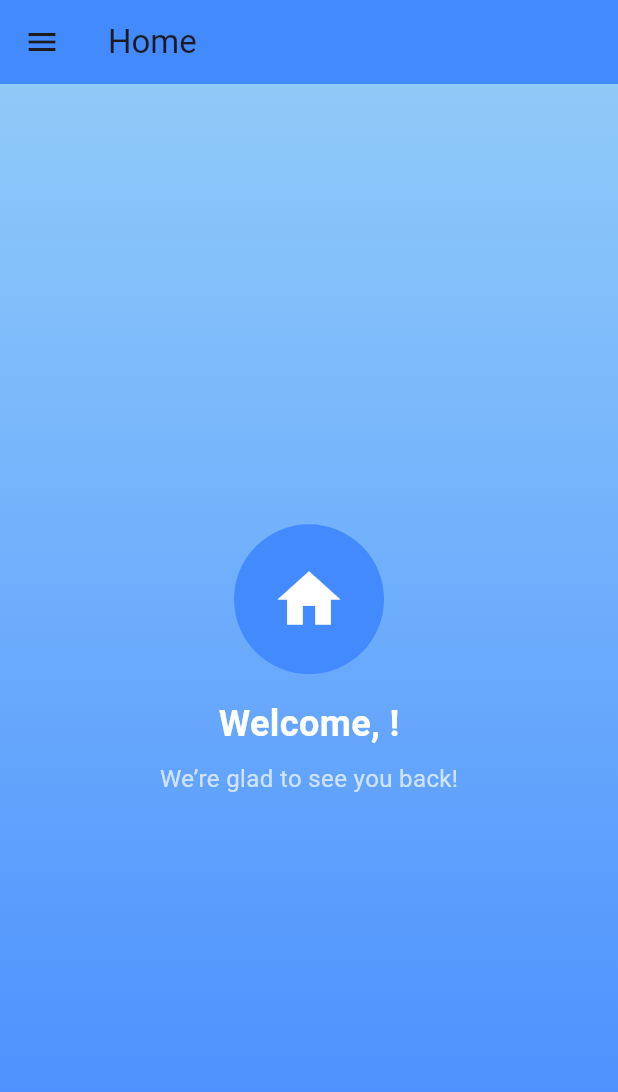
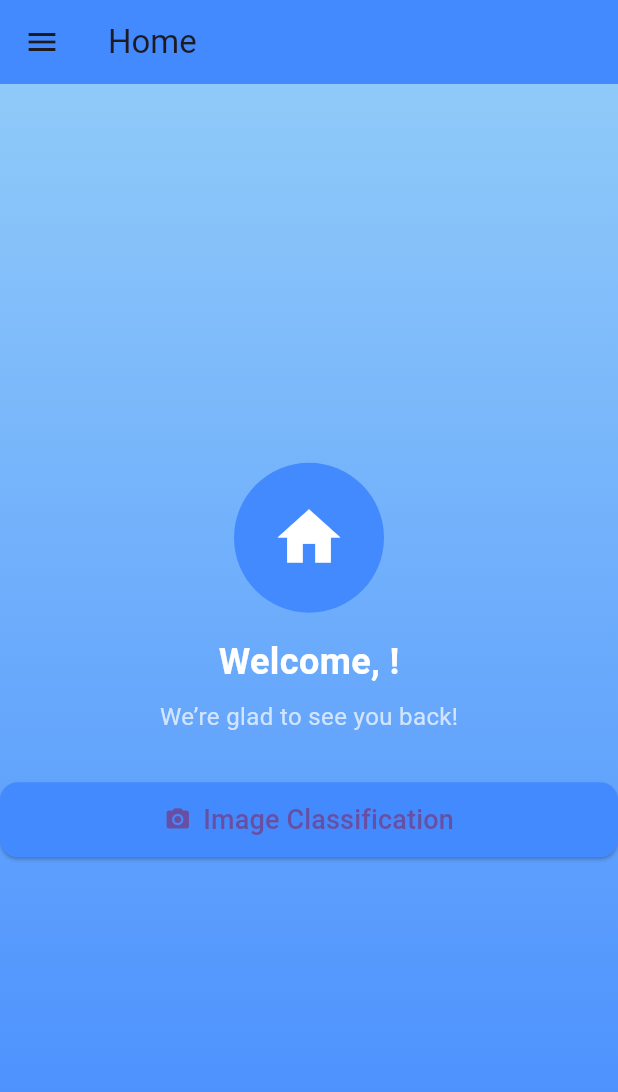
Before and after one commit to waddadelmehdi/application-flutter-ai, a Flutter app: the screen it shows once a user with an empty profile is signed in, on a phone screen of 412 x 824 dp. Shown: the top 1092 px of the screen. Run offline on Flutter 3.47's test engine with Material 3 defaults, Android fonts, the phone set to English and light mode, and no system bars; our stand-ins replace cloud_firestore, firebase_auth, firebase_core, firebase_storage, google_generative_ai, image_picker and 1 more; missing offline and left inert: tflite_flutter; accounts and stored records are empty.

Commit message:
commit img cls

```diff
--- a/lib/assistenvocal.dart
+++ b/lib/assistenvocal.dart
@@ -98,7 +98,7 @@ class _AssistenvocalState extends State<Assistenvocal> {
             children: <Widget>[
               // Logo above the "Tap to Talk" text
               Image.asset(
-                'assets/pngegg.png', // Path to your logo
+                'assets/images/pngegg.png', // Path to your logo
                 height: 140, // Adjust size as needed
               ),
               const SizedBox(height: 20),
--- a/lib/main.dart
+++ b/lib/main.dart
@@ -1,3 +1,4 @@
+import 'package:application/screens/image-classification.dart';
 import 'package:flutter/material.dart';
 import 'package:firebase_core/firebase_core.dart';
 import 'package:firebase_auth/firebase_auth.dart';
@@ -56,7 +57,8 @@ class MyApp extends StatelessWidget {
       routes: {
         '/home': (context) => HomeScreen(),
         '/login': (context) => LoginScreen(),
-        '/assistenvocal': (context) => Assistenvocal(), // Add other screens here
+        '/assistenvocal': (context) => Assistenvocal(),
+        '/image-classification': (context) => ImageClassificationScreen(),// Add other screens here
         // Add more routes as needed
       },
     );
--- a/lib/screens/home_screen.dart
+++ b/lib/screens/home_screen.dart
@@ -136,6 +136,24 @@ class HomeScreen extends StatelessWidget {
                   color: Colors.white70,
                 ),
               ),
+              SizedBox(height: 32.0),
+              ElevatedButton.icon(
+                onPressed: () {
+                  Navigator.pushNamed(context, '/image-classification');
+                },
+                icon: Icon(Icons.camera_alt),
+                label: Text(
+                  'Image Classification',
+                  style: TextStyle(fontSize: 18),
+                ),
+                style: ElevatedButton.styleFrom(
+                  backgroundColor: Colors.blueAccent,
+                  padding: EdgeInsets.symmetric(horizontal: 24, vertical: 12),
+                  shape: RoundedRectangleBorder(
+                    borderRadius: BorderRadius.circular(12),
+                  ),
+                ),
+              ),
             ],
           ),
         ),
```
Also changed, not shown: lib/screens/classify_page.dart (added, +83 -0 lines), lib/screens/image-classification.dart (added, +19 -0 lines), lib/services/model_service.dart (added, +36 -0 lines), pubspec.yaml (+12 -9 lines), assets/images/pngegg.png (renamed from assets/pngegg.png), pubspec.lock, 9 other files.
